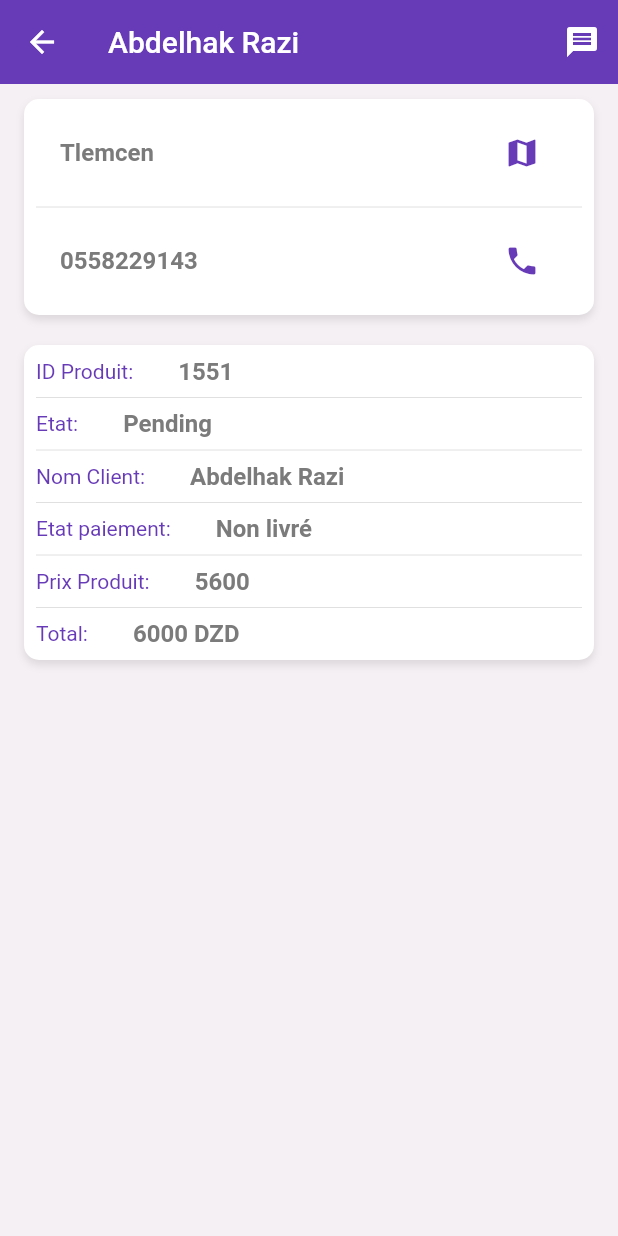
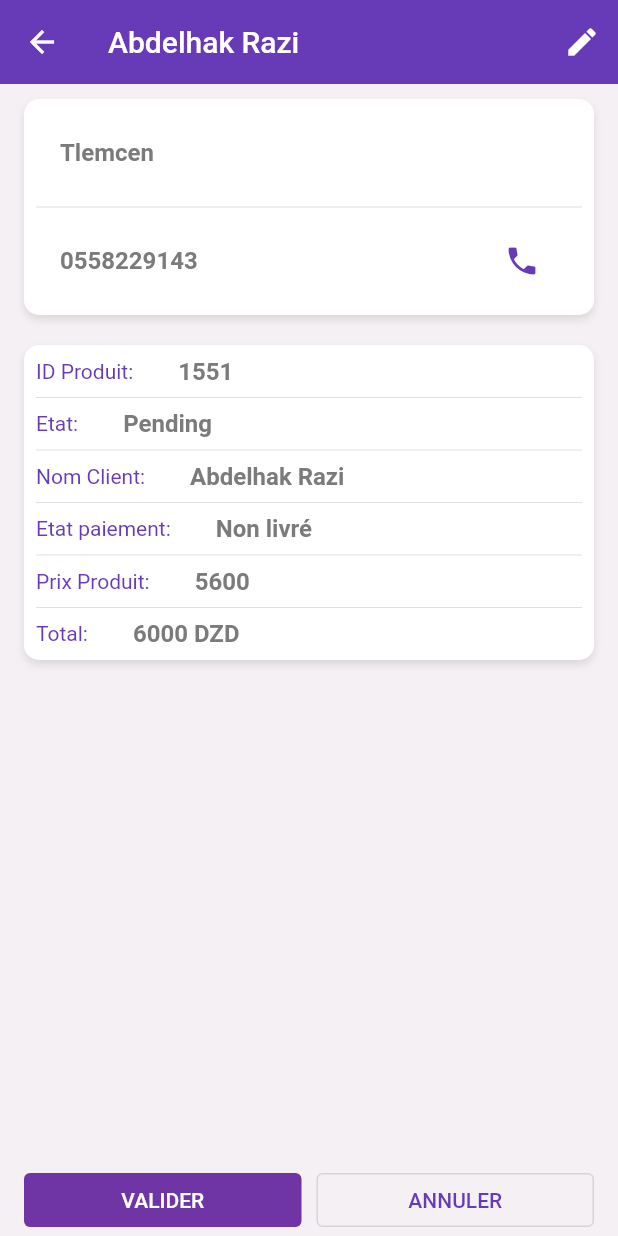
Before and after one commit to oussama-fellag/easy-relay-App-Vendeur-Manager-, a Flutter app: the PlusDinfosLivraison screen opened directly, on a phone screen of 412 x 824 dp. Run offline on Flutter 3.47's test engine with Material 2 defaults, Android fonts, the phone set to English and light mode, and no system bars; our stand-ins replace audioplayers, bloc, data_table_2, dio, file_picker, flutter_bloc and 1 more; missing offline and left inert: flutter_barcode_scanner, number_inc_dec, splash_screen_view.

Commit message:
added livraisons vendeur feedback

```diff
--- a/lib/Screens/vendeur/menu/commandes/plus_dinfos.dart
+++ b/lib/Screens/vendeur/menu/commandes/plus_dinfos.dart
@@ -1,20 +1,28 @@
 import 'package:flutter/material.dart';
 
 import '../../../../constant.dart';
+import '../../../../models/models.dart';
+import 'modifier_commande.dart';
 
 class PlusDinfosLivraison extends StatelessWidget {
-  const PlusDinfosLivraison({Key? key}) : super(key: key);
-
+  const PlusDinfosLivraison({Key? key, this.commande}) : super(key: key);
+  final Commande? commande;
   @override
   Widget build(BuildContext context) {
     return Scaffold(
       appBar: AppBar(
         title: const Text("Abdelhak Razi"),
-        actions: const [
+        actions: [
           IconButton(
-              onPressed: null,
-              icon: Icon(
-                Icons.message,
+              onPressed: () {
+                Navigator.push(
+                    context,
+                    MaterialPageRoute(
+                        builder: ((context) =>
+                            ModifierCommande(commande: commande))));
+              },
+              icon: const Icon(
+                Icons.edit,
                 color: Colors.white,
               ))
         ],
@@ -41,20 +49,13 @@ class PlusDinfosLivraison extends StatelessWidget {
                   color: Colors.white),
               child: Column(
                 children: [
-                  ListTile(
-                    title: const Text(
+                  const ListTile(
+                    title: Text(
                       "Tlemcen",
                       style: TextStyle(
                           color: Color.fromARGB(255, 123, 123, 123),
                           fontSize: 16,
                           fontWeight: FontWeight.bold),
-                    ),
-                    trailing: IconButton(
-                      icon: const Icon(
-                        Icons.map,
-                        color: kPrimaryColor,
-                      ),
-                      onPressed: () {},
                     ),
                   ),
                   const Divider(),
@@ -208,6 +209,31 @@ class PlusDinfosLivraison extends StatelessWidget {
                 ),
               ]),
             ),
+            const Spacer(),
+            Row(
+              children: [
+                Expanded(
+                  child: ElevatedButton(
+                      onPressed: () {},
+                      child: Text(
+                        "Valider".toUpperCase(),
+                      )),
+                ),
+                const SizedBox(
+                  width: 10,
+                ),
+                Expanded(
+                    child: OutlinedButton(
+                        onPressed: () {},
+                        child: Text(
+                          "Annuler".toUpperCase(),
+                          style: const TextStyle(color: kPrimaryColor),
+                        )))
+              ],
+            ),
+            const SizedBox(
+              width: 10,
+            ),
           ],
         ),
       ),
--- a/lib/Screens/vendeur/menu/commandes/tournee_widget.dart
+++ b/lib/Screens/vendeur/menu/commandes/tournee_widget.dart
@@ -16,7 +16,7 @@ class TourneeWidget extends StatelessWidget {
         Navigator.push(
             context,
             MaterialPageRoute(
-                builder: (context) => const PlusDinfosLivraison()));
+                builder: (context) => PlusDinfosLivraison(commande: commande)));
       },
       child: Container(
         padding: const EdgeInsets.all(8),
```
Also changed, not shown: lib/Screens/vendeur/menu/commandes/commandes.dart (+46 -0 lines).
